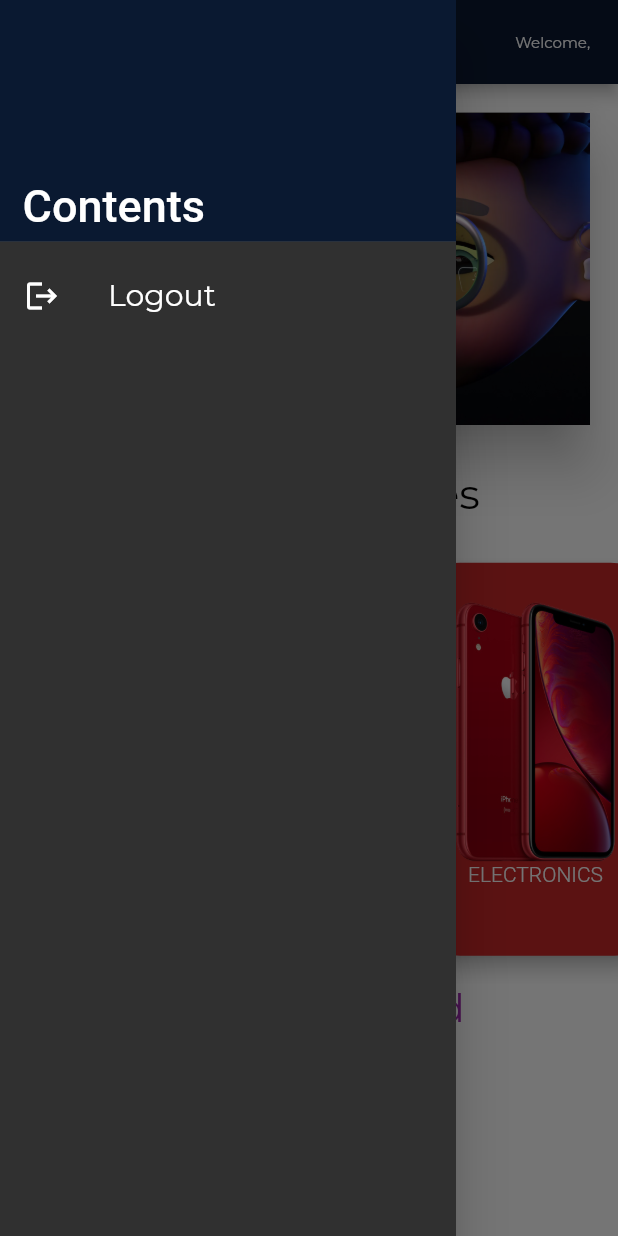
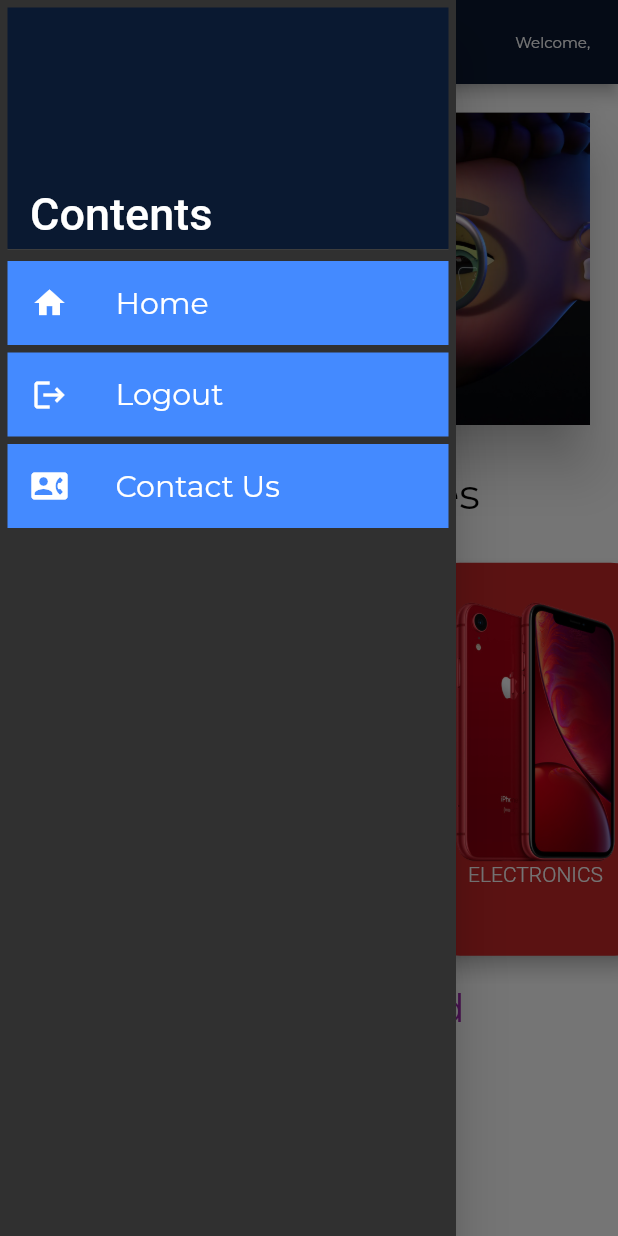
Before and after one commit to Soham041201/ShopIt, a Flutter app: the UserHome screen opened directly with empty values, with the side drawer open, on a phone screen of 412 x 824 dp. Run offline on Flutter 3.47's test engine with Material 2 defaults, Android fonts, the phone set to English and light mode, and no system bars; our stand-ins replace cloud_firestore, firebase_auth, firebase_core, flutter_spinkit, google_fonts, google_sign_in; accounts and stored records are empty; network calls fail; Roboto replaces fonts that are missing (SourceSansPro).

Commit message:
drawer changed in buyer home page

```diff
--- a/lib/User-Saurav/UserHome.dart
+++ b/lib/User-Saurav/UserHome.dart
@@ -47,14 +47,35 @@ class _UserHomeState extends State<UserHome> {
 
           drawer: Drawer(
             child: ListView(
-              padding: EdgeInsets.zero,
+              padding: EdgeInsets.all(5),
+
               children: [
                 DrawerHeader(
                   child: titleTextstyle('Contents'),
                   padding: EdgeInsets.fromLTRB(15, 120, 0, 0),
                   decoration: BoxDecoration(color: HexColor('0a1931')),
                 ),
+
                 ListTile(
+                  leading: Icon(Icons.home),
+                    tileColor: Colors.blueAccent,
+                  title: bodyTextstyle('Home', Colors.white, 20),
+                  onTap: () {
+                    setState(() {
+                      FirebaseAuth.instance.signOut();
+                      GoogleSignIn().signOut();
+                      Navigator.push(
+                        context,
+                        MaterialPageRoute(
+                          builder: (context) => UserHome(firstname: ''),
+                        ),
+                      );
+                    });
+                  },
+                ),
+                SizedBox(height: 5,),
+                 ListTile(
+                     tileColor: Colors.blueAccent,
                   leading: Icon(Icons.logout),
                   title: bodyTextstyle('Logout', Colors.white, 20),
                   onTap: () {
@@ -65,6 +86,25 @@ class _UserHomeState extends State<UserHome> {
                         context,
                         MaterialPageRoute(
                           builder: (context) => Login(),
+                        ),
+                      );
+                    });
+                  },
+                ),
+                SizedBox(height: 5,),
+                ListTile(
+                    tileColor: Colors.blueAccent,
+
+                  leading: Icon(Icons.contact_phone),
+                  title: bodyTextstyle('Contact Us', Colors.white, 20),
+                  onTap: () {
+                    setState(() {
+                      FirebaseAuth.instance.signOut();
+                      GoogleSignIn().signOut();
+                      Navigator.push(
+                        context,
+                        MaterialPageRoute(
+                          builder: (context) => UserHome(firstname: ''),
                         ),
                       );
                     });
```
Also changed, not shown: 2 other files.
